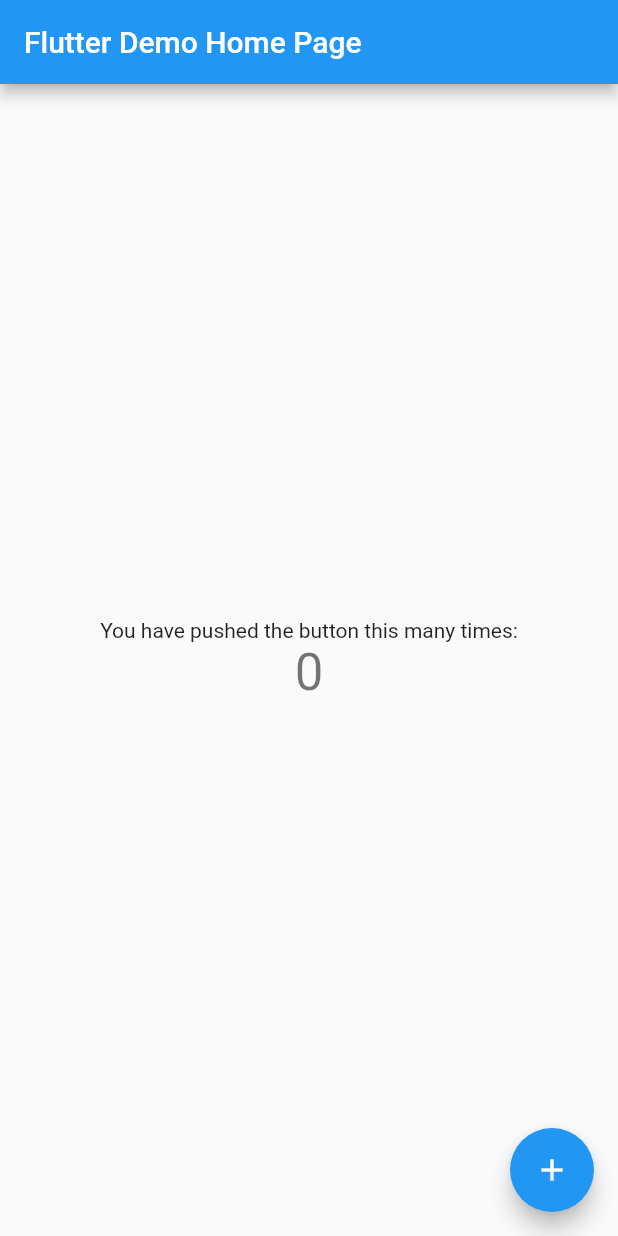
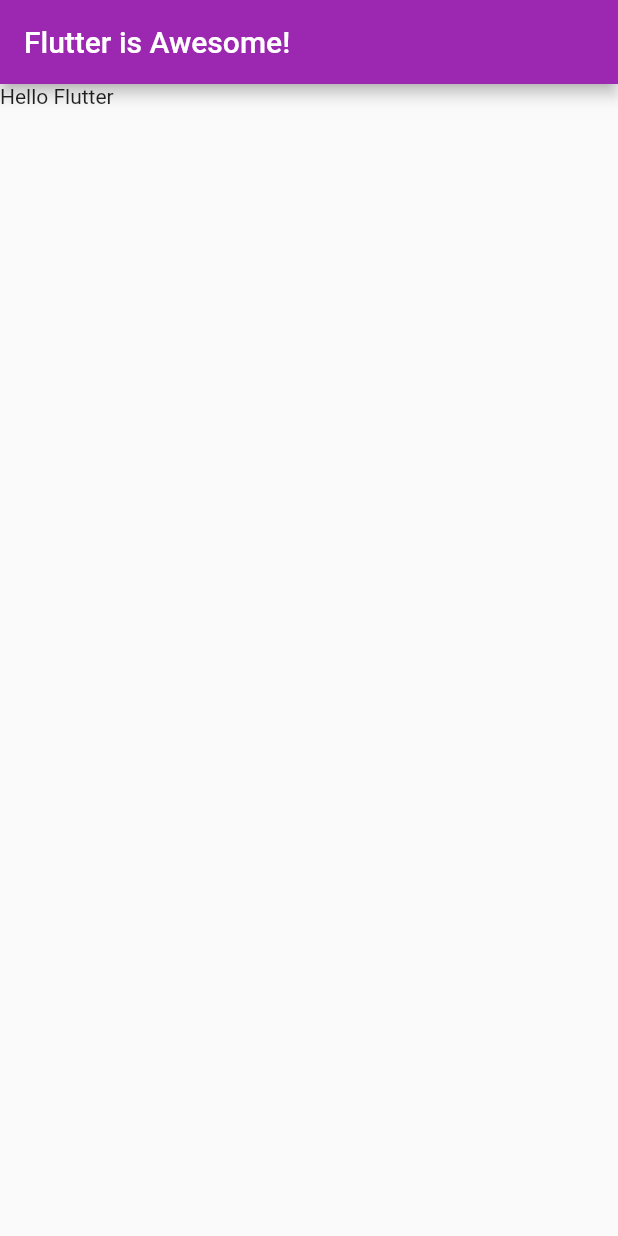
Before and after one commit to henryboisdequin/Learning-Flutter, a Flutter app: the screen it shows after launch, on a phone screen of 412 x 824 dp. Run offline on Flutter 3.47's test engine with Material 2 defaults, Android fonts, the phone set to English and light mode, and no system bars.

Commit message:
learning more about flutter

```diff
--- a/lib/main.dart
+++ b/lib/main.dart
@@ -1,117 +1,25 @@
 import 'package:flutter/material.dart';
 
+// Note: If you make changes to main, need to hot restart
 void main() {
-  runApp(MyApp());
+  runApp(MaterialApp(
+    home: HomePage(),
+    theme: ThemeData(
+      primarySwatch: Colors.purple,
+    ),
+  ));
 }
 
-class MyApp extends StatelessWidget {
-  // This widget is the root of your application.
+class HomePage extends StatelessWidget {
   @override
   Widget build(BuildContext context) {
-    return MaterialApp(
-      title: 'Flutter Demo',
-      theme: ThemeData(
-        // This is the theme of your application.
-        //
-        // Try running your application with "flutter run". You'll see the
-        // application has a blue toolbar. Then, without quitting the app, try
-        // changing the primarySwatch below to Colors.green and then invoke
-        // "hot reload" (press "r" in the console where you ran "flutter run",
-        // or simply save your changes to "hot reload" in a Flutter IDE).
-        // Notice that the counter didn't reset back to zero; the application
-        // is not restarted.
-        primarySwatch: Colors.blue,
-        // This makes the visual density adapt to the platform that you run
-        // the app on. For desktop platforms, the controls will be smaller and
-        // closer together (more dense) than on mobile platforms.
-        visualDensity: VisualDensity.adaptivePlatformDensity,
+    return Scaffold(
+      appBar: AppBar(
+        title: Text("Flutter is Awesome!"),
       ),
-      home: MyHomePage(title: 'Flutter Demo Home Page'),
+      body: Container(
+        child: Text("Hello Flutter"),
+      ),
     );
   }
 }
-
-class MyHomePage extends StatefulWidget {
-  MyHomePage({Key key, this.title}) : super(key: key);
-
-  // This widget is the home page of your application. It is stateful, meaning
-  // that it has a State object (defined below) that contains fields that affect
-  // how it looks.
-
-  // This class is the configuration for the state. It holds the values (in this
-  // case the title) provided by the parent (in this case the App widget) and
-  // used by the build method of the State. Fields in a Widget subclass are
-  // always marked "final".
-
-  final String title;
-
-  @override
-  _MyHomePageState createState() => _MyHomePageState();
-}
-
-class _MyHomePageState extends State<MyHomePage> {
-  int _counter = 0;
-
-  void _incrementCounter() {
-    setState(() {
-      // This call to setState tells the Flutter framework that something has
-      // changed in this State, which causes it to rerun the build method below
-      // so that the display can reflect the updated values. If we changed
-      // _counter without calling setState(), then the build method would not be
-      // called again, and so nothing would appear to happen.
-      _counter++;
-    });
-  }
-
-  @override
-  Widget build(BuildContext context) {
-    // This method is rerun every time setState is called, for instance as done
-    // by the _incrementCounter method above.
-    //
-    // The Flutter framework has been optimized to make rerunning build methods
-    // fast, so that you can just rebuild anything that needs updating rather
-    // than having to individually change instances of widgets.
-    return Scaffold(
-      appBar: AppBar(
-        // Here we take the value from the MyHomePage object that was created by
-        // the App.build method, and use it to set our appbar title.
-        title: Text(widget.title),
-      ),
-      body: Center(
-        // Center is a layout widget. It takes a single child and positions it
-        // in the middle of the parent.
-        child: Column(
-          // Column is also a layout widget. It takes a list of children and
-          // arranges them vertically. By default, it sizes itself to fit its
-          // children horizontally, and tries to be as tall as its parent.
-          //
-          // Invoke "debug painting" (press "p" in the console, choose the
-          // "Toggle Debug Paint" action from the Flutter Inspector in Android
-          // Studio, or the "Toggle Debug Paint" command in Visual Studio Code)
-          // to see the wireframe for each widget.
-          //
-          // Column has various properties to control how it sizes itself and
-          // how it positions its children. Here we use mainAxisAlignment to
-          // center the children vertically; the main axis here is the vertical
-          // axis because Columns are vertical (the cross axis would be
-          // horizontal).
-          mainAxisAlignment: MainAxisAlignment.center,
-          children: <Widget>[
-            Text(
-              'You have pushed the button this many times:',
-            ),
-            Text(
-              '$_counter',
-              style: Theme.of(context).textTheme.headline4,
-            ),
-          ],
-        ),
-      ),
-      floatingActionButton: FloatingActionButton(
-        onPressed: _incrementCounter,
-        tooltip: 'Increment',
-        child: Icon(Icons.add),
-      ), // This trailing comma makes auto-formatting nicer for build methods.
-    );
-  }
-}
```
Also changed, not shown: 1 other file.
